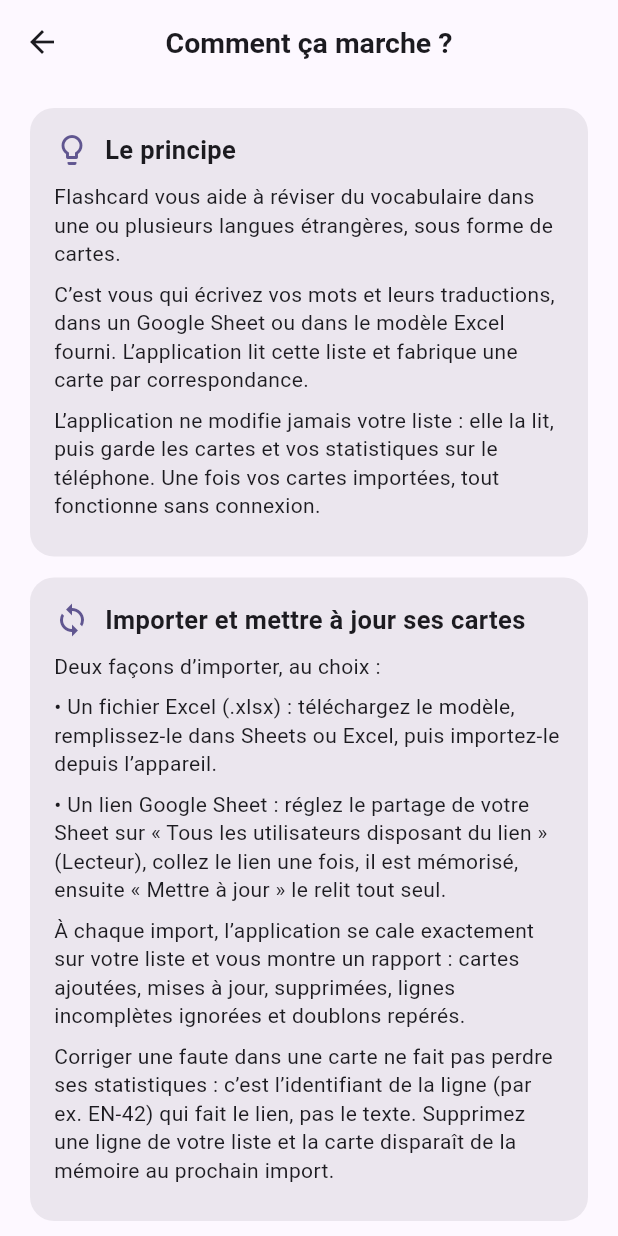
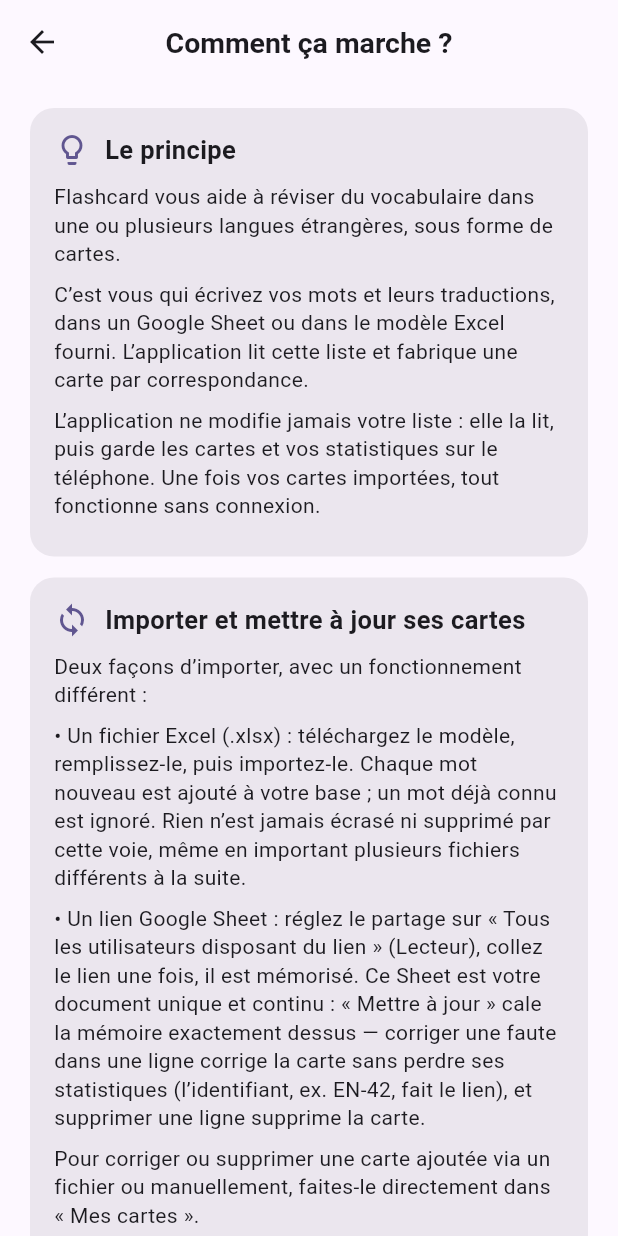
Before and after one commit to Kinder2149/FlashCard_Memory, a Flutter app: the HelpScreen screen opened directly, on a phone screen of 412 x 824 dp. Run offline on Flutter 3.47's test engine with Material 3 defaults, Android fonts, the phone set to English and light mode, and no system bars; our stand-ins replace file_picker, shared_preferences; missing offline and left inert: excel; accounts and stored records are empty.

Commit message:
Audit : corrige les textes d'aide obsolètes + README
Vérification du correctif A5 : la logique (AdditiveMerge, SyncEngine)
était correcte, mais deux endroits décrivaient encore l'ancien
comportement unifié « réimportez pour mettre à jour » / « corriger une
faute ne fait pas perdre les stats » sans distinguer fichier (ajout
seul depuis A5) et lien Sheet (synchronisation stricte, inchangé) :
- import_choice_screen.dart : sous-titre et texte du panneau Fichier.
- help_screen.dart : section « Importer et mettre à jour ses cartes »
  réécrite pour expliquer les deux comportements séparément.

README.md réécrit (restait le boilerplate flutter create depuis la
création du projet — relevé dans l'audit de reprise du 2026-08-06,
jamais traité).

Aucun changement de comportement, seulement de la documentation
utilisateur/développeur. 37 tests et analyse statique au vert.

Co-Authored-By: Claude Sonnet 5 <noreply@anthropic.com>

```diff
--- a/lib/ui/help_screen.dart
+++ b/lib/ui/help_screen.dart
@@ -35,20 +35,21 @@ class HelpScreen extends StatelessWidget {
               icon: Icons.sync,
               title: 'Importer et mettre à jour ses cartes',
               paragraphs: [
-                'Deux façons d’importer, au choix :',
-                '• Un fichier Excel (.xlsx) : téléchargez le modèle, remplissez-le '
-                    'dans Sheets ou Excel, puis importez-le depuis l’appareil.',
-                '• Un lien Google Sheet : réglez le partage de votre Sheet sur '
-                    '« Tous les utilisateurs disposant du lien » (Lecteur), collez '
-                    'le lien une fois, il est mémorisé, ensuite « Mettre à jour » '
-                    'le relit tout seul.',
-                'À chaque import, l’application se cale exactement sur votre liste '
-                    'et vous montre un rapport : cartes ajoutées, mises à jour, '
-                    'supprimées, lignes incomplètes ignorées et doublons repérés.',
-                'Corriger une faute dans une carte ne fait pas perdre ses '
-                    'statistiques : c’est l’identifiant de la ligne (par ex. EN-42) '
-                    'qui fait le lien, pas le texte. Supprimez une ligne de votre '
-                    'liste et la carte disparaît de la mémoire au prochain import.',
+                'Deux façons d’importer, avec un fonctionnement différent :',
+                '• Un fichier Excel (.xlsx) : téléchargez le modèle, remplissez-le, '
+                    'puis importez-le. Chaque mot nouveau est ajouté à votre '
+                    'base ; un mot déjà connu est ignoré. Rien n’est jamais écrasé '
+                    'ni supprimé par cette voie, même en important plusieurs '
+                    'fichiers différents à la suite.',
+                '• Un lien Google Sheet : réglez le partage sur « Tous les '
+                    'utilisateurs disposant du lien » (Lecteur), collez le lien '
+                    'une fois, il est mémorisé. Ce Sheet est votre document unique '
+                    'et continu : « Mettre à jour » cale la mémoire exactement '
+                    'dessus — corriger une faute dans une ligne corrige la carte '
+                    'sans perdre ses statistiques (l’identifiant, ex. EN-42, fait '
+                    'le lien), et supprimer une ligne supprime la carte.',
+                'Pour corriger ou supprimer une carte ajoutée via un fichier ou '
+                    'manuellement, faites-le directement dans « Mes cartes ».',
               ],
             ),
             _Section(
--- a/lib/ui/import_choice_screen.dart
+++ b/lib/ui/import_choice_screen.dart
@@ -203,7 +203,8 @@ class _ImportChoiceScreenState extends State<ImportChoiceScreen> {
               icon: Icons.folder_open,
               color: scheme.secondaryContainer,
               title: 'Fichier Excel',
-              subtitle: 'Importez un .xlsx déjà rempli sur l\'appareil.',
+              subtitle: 'Ajoute les nouveaux mots d\'un .xlsx rempli — n\'écrase '
+                  'et ne supprime jamais rien.',
               selected: _selected == _Method.file,
               onTap: () => _select(_Method.file),
             ),
@@ -361,8 +362,10 @@ class _FilePanel extends StatelessWidget {
           children: [
             const Text(
               'Choisissez le fichier Excel (.xlsx) rempli, présent sur votre '
-              'appareil. Après chaque modification du fichier, réimportez-le '
-              'pour mettre la mémoire à jour.',
+              'appareil. Chaque nouveau mot est ajouté à votre base ; un mot '
+              'déjà connu est ignoré (jamais écrasé ni supprimé). Pour corriger '
+              'ou retirer une carte déjà importée, faites-le directement dans '
+              '« Mes cartes ».',
               style: TextStyle(fontSize: 13),
             ),
             const SizedBox(height: 10),
```
Also changed, not shown: 1 other file.
